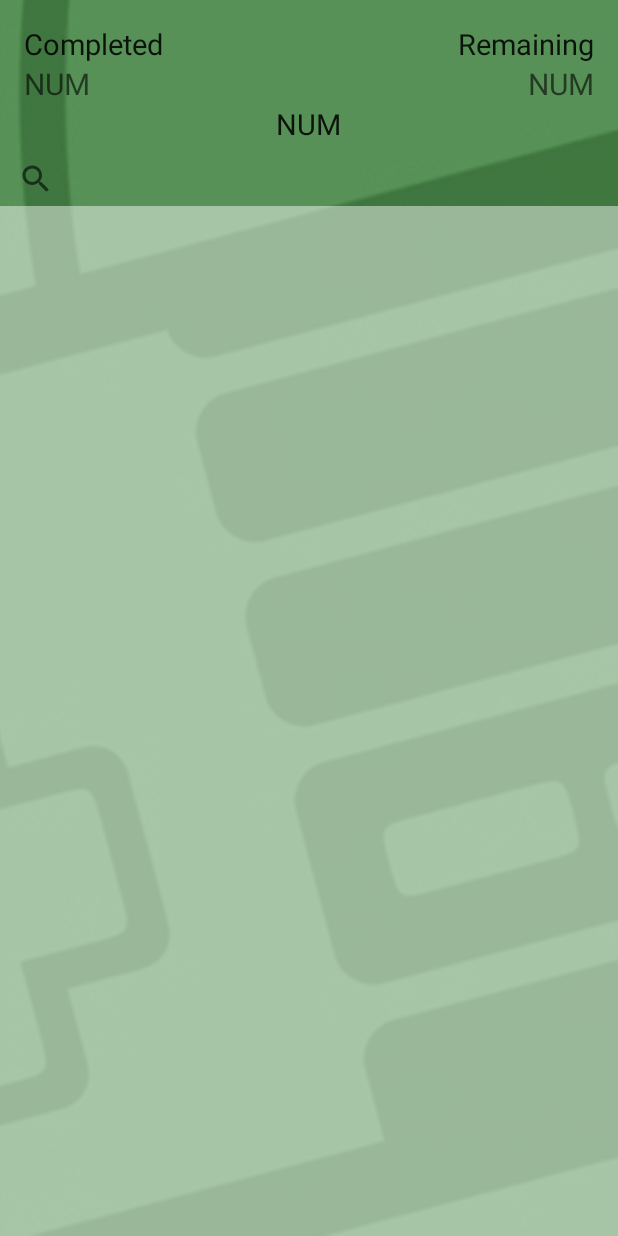
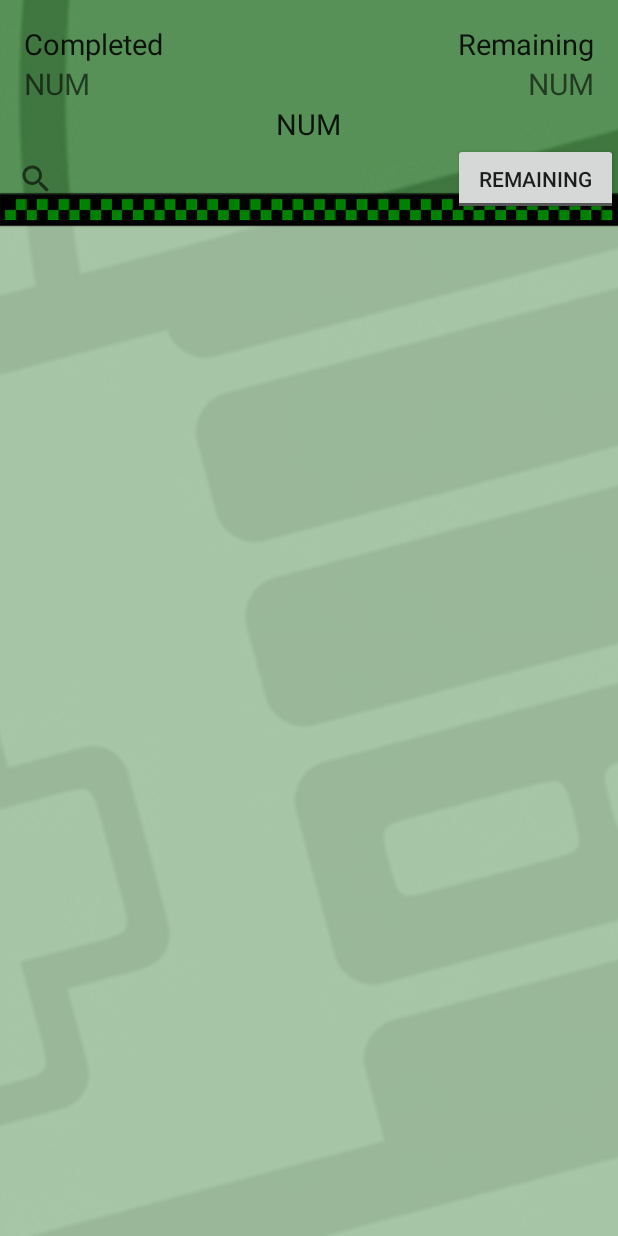
Before and after one commit to AlainaTraxler/android-BacklogInsurmountable, an Android app: the layout activity_backlog.xml on its own in the app's theme, with its tools: preview values and no code run, on a phone screen of 412 x 824 dp. Run offline under Robolectric (Android 15) with nearby library versions, the phone set to English and light mode, and no system bars.

Commit message:
add styling and toggle button to Backlog

```diff
--- a/app/src/main/java/com/example/backloginsurmountable/PressStartTextView.java
+++ b/app/src/main/java/com/example/backloginsurmountable/PressStartTextView.java
@@ -25,9 +25,9 @@ public class PressStartTextView extends TextView {
     }
 
     private void init() {
-//        if (!isInEditMode()) {
+        if (!isInEditMode()) {
             Typeface tf = Typeface.createFromAsset(getContext().getAssets(), "PressStart2P.ttf");
             setTypeface(tf);
-//        }
+        }
     }
 }
--- a/app/src/main/java/com/example/backloginsurmountable/ui/BacklogActivity.java
+++ b/app/src/main/java/com/example/backloginsurmountable/ui/BacklogActivity.java
@@ -158,9 +158,10 @@ public class BacklogActivity extends BaseActivity implements OnStartDragListener
     }
 
     private void setUpFirebaseAdapter(DatabaseReference _list) {
+        Typeface PressStart2P = createFromAsset(getAssets(), "fonts/PressStart2P.ttf");
         mFirebaseAdapter = new FirebaseGameListAdapter
                 (Game.class, R.layout.game_list_item, FirebaseGameViewHolder.class,
-                        _list,this,this) {
+                        _list,this,this, PressStart2P) {
 
             @Override
             protected void populateViewHolder(final FirebaseGameViewHolder viewHolder,
@@ -172,7 +173,8 @@ public class BacklogActivity extends BaseActivity implements OnStartDragListener
                     @Override
                     public void onChildAdded(DataSnapshot dataSnapshot, String s) {
                         Game game = dataSnapshot.getValue(Game.class);
-                        viewHolder.bindGame(game);
+                        Typeface PressStart2P = createFromAsset(getAssets(), "fonts/PressStart2P.ttf");
+                        viewHolder.bindGame(game, PressStart2P);
                     }
 
                     @Override
--- a/app/src/main/res/layout/activity_backlog.xml
+++ b/app/src/main/res/layout/activity_backlog.xml
@@ -21,11 +21,10 @@
         android:layout_width="match_parent"
         android:layout_height="match_parent"
         android:id="@+id/listView_NESGameList"
-        android:layout_marginTop="68dp"
-        android:layout_below="@+id/textView_Completed"
+        android:layout_marginTop="-190dp"
+        android:layout_below="@+id/divider"
         android:layout_alignParentLeft="true"
         android:layout_alignParentStart="true"
-        android:paddingTop="10dp"
         android:background="#78ffffff"/>
 
 
@@ -94,7 +93,28 @@
         android:layout_height="wrap_content"
         android:id="@+id/searchView"
         android:layout_below="@id/textView_PercentCompleted"
+        android:layout_toStartOf="@+id/toggleButton"
+        android:layout_toLeftOf="@+id/toggleButton" />
+
+    <ToggleButton
+        android:layout_width="110dp"
+        android:layout_height="wrap_content"
+        android:text="New ToggleButton"
+        android:id="@+id/toggleButton"
+        android:layout_alignBottom="@+id/searchView"
         android:layout_alignParentRight="true"
-        android:layout_alignParentEnd="true" />
+        android:layout_alignParentEnd="true"
+        android:textOff="Remaining"
+        android:textOn="Completed" />
+
+    <ImageView
+        android:layout_width="wrap_content"
+        android:layout_height="wrap_content"
+        android:id="@+id/divider"
+        android:src="@drawable/greendivider"
+        android:layout_alignParentLeft="true"
+        android:layout_alignParentTop="true"
+        android:layout_marginTop="-60dp"
+        android:layout_alignParentStart="true" />
 
 </RelativeLayout>
--- a/app/src/main/res/values/colors.xml
+++ b/app/src/main/res/values/colors.xml
@@ -1,6 +1,6 @@
 <?xml version="1.0" encoding="utf-8"?>
 <resources>
-    <color name="colorPrimary">#3F51B5</color>
+    <color name="colorPrimary">#000000</color>
     <color name="colorPrimaryDark">#303F9F</color>
     <color name="colorAccent">#FF4081</color>
 </resources>
```
Also changed, not shown: app/src/main/java/com/example/backloginsurmountable/MyApplication.java (+0 -31 lines), app/src/main/java/com/example/backloginsurmountable/adapters/FirebaseGameListAdapter.java (+7 -2 lines), app/src/main/java/com/example/backloginsurmountable/adapters/FirebaseGameViewHolder.java (+26 -2 lines), app/src/main/java/com/example/backloginsurmountable/utils/ItemTouchHelperViewHolder.java (added, +9 -0 lines), app/src/main/java/com/example/backloginsurmountable/utils/SimpleItemTouchHelperCallback.java (+18 -0 lines), app/src/main/res/animator/drag_scale_off.xml (added, +15 -0 lines), app/src/main/res/animator/drag_scale_on.xml (added, +15 -0 lines), app/src/main/res/layout/game_list_item.xml (+13 -26 lines), app/src/main/res/drawable/greendivider.png (added).
